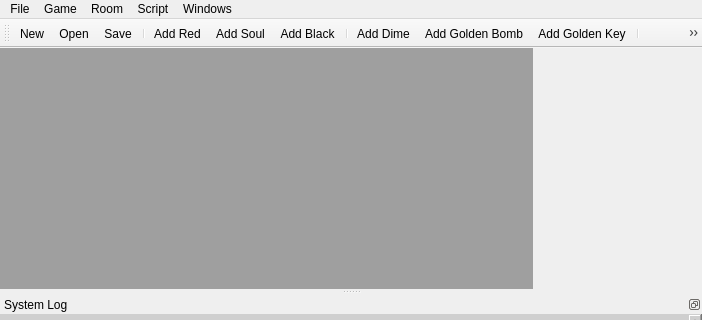
Above: Tool/mainwindow.ui from ikskuh/BrokenRemote before the change; both pictures show x 0 to 702 and y 0 to 320 of the 702 by 528 pixel window. Below: the same form after it.
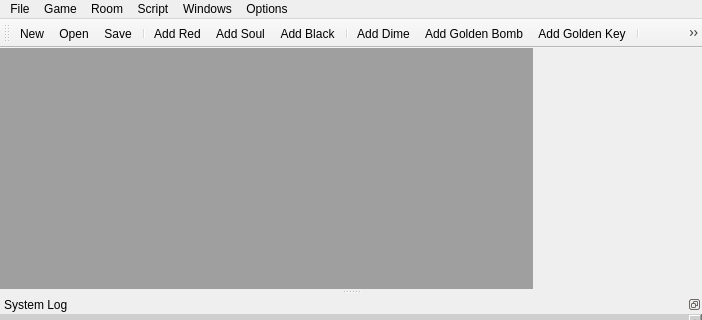
That is the form after the change. Icons and pictures are not drawn.

Commit message: Adds floor rerolls, adds code logging for learning purposes.

Patch:
```diff
--- a/Tool/mainwindow.ui
+++ b/Tool/mainwindow.ui
@@ -213,11 +213,18 @@
     <addaction name="actionRandom_Teleport"/>
     <addaction name="actionRandom_Teleport_No_Error_Room"/>
    </widget>
+   <widget class="QMenu" name="menuOptions">
+    <property name="title">
+     <string>Options</string>
+    </property>
+    <addaction name="actionPrint_code_in_system_log"/>
+   </widget>
    <addaction name="menuFile"/>
    <addaction name="menuGame"/>
    <addaction name="menuRoom"/>
    <addaction name="menuScript"/>
    <addaction name="menuWindows"/>
+   <addaction name="menuOptions"/>
   </widget>
   <widget class="QToolBar" name="mainToolBar">
    <attribute name="toolBarArea">
```
Left out of the diff: 13 changed lines with no effect on the pictures. The commit also changes 2 other files.
